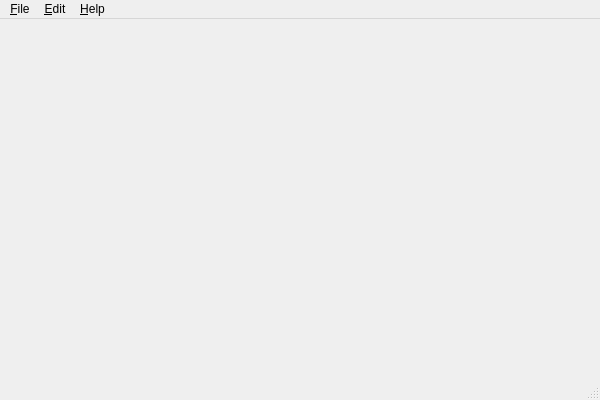
Before: the Qt Designer form mainwindow.ui in kongy/ET, drawn with Qt 5.
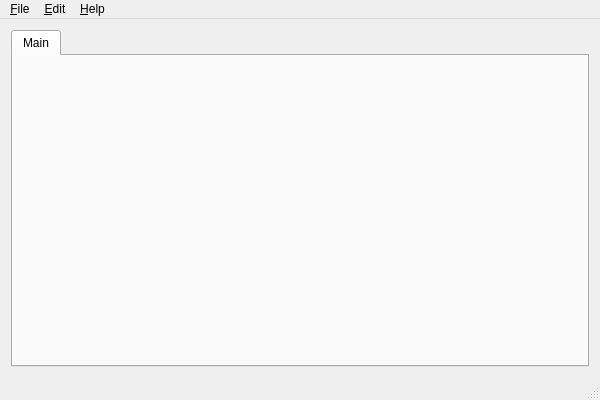
After: the same form once the commit is applied.

Commit message: Add TabWidget in MainWindow

Patch:
```diff
--- a/mainwindow.ui
+++ b/mainwindow.ui
@@ -13,7 +13,25 @@
   <property name="windowTitle">
    <string>ET</string>
   </property>
-  <widget class="QWidget" name="centralWidget"/>
+  <widget class="QWidget" name="centralWidget">
+   <layout class="QGridLayout" name="gridLayout">
+    <item row="0" column="0">
+     <widget class="QTabWidget" name="tabWidget">
+      <property name="currentIndex">
+       <number>0</number>
+      </property>
+      <widget class="QWidget" name="Main">
+       <property name="toolTip">
+        <string/>
+       </property>
+       <attribute name="title">
+        <string>Main</string>
+       </attribute>
+      </widget>
+     </widget>
+    </item>
+   </layout>
+  </widget>
   <widget class="QMenuBar" name="menuBar">
    <property name="geometry">
     <rect>
```
Left out of the diff: 2 changed lines with no effect on the pictures.
